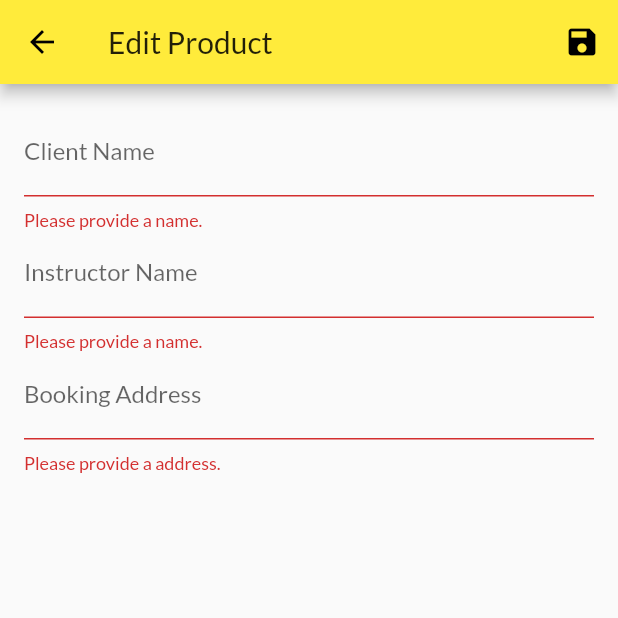
After one commit to FloydWatson/bookingapp, a Flutter app: the EditBookingScreen screen opened by its route, after a tap on the "save" icon, on a phone screen of 412 x 824 dp, the top half of it. The commit adds this screen. Run offline on Flutter 3.47's test engine with Material 2 defaults, Android fonts, the phone set to English and light mode, and no system bars; our stand-ins replace shared_preferences; accounts and stored records are empty; network calls fail.

Commit message:
add and fetch bookings

```diff
--- /dev/null
+++ b/lib/models/booking.dart
@@ -0,0 +1,21 @@
+import 'package:flutter/foundation.dart';
+
+class Booking {
+  final String id;
+  final String clientName;
+  final String instructorName;
+  final String bookingAddress;
+  final String clientId;
+  final String instructorId;
+  final DateTime dateTime;
+
+  Booking({
+    @required this.id,
+    @required this.clientName,
+    @required this.instructorName,
+    @required this.bookingAddress,
+    this.clientId,
+    this.instructorId,
+    this.dateTime,
+  });
+}
--- /dev/null
+++ b/lib/providers/bookings.dart
@@ -0,0 +1,101 @@
+import 'package:flutter/material.dart';
+import 'package:http/http.dart' as http;
+import 'dart:convert';
+
+import '../models/booking.dart';
+
+class Bookings with ChangeNotifier {
+  // list of bookings
+  List<Booking> _bookings = [];
+
+  // logged in users details
+  final String authToken;
+  final String userId;
+
+  Bookings(
+    this.authToken,
+    this.userId,
+    this._bookings,
+  );
+
+  // return all bookings
+  List<Booking> get bookings {
+    return [..._bookings];
+  }
+
+  // get booking by id
+  Booking findBookingById(String bookingId) {
+    return _bookings.firstWhere((booking) => booking.id == bookingId);
+  }
+
+  Future<void> fetchAndSetBookings([bool filterByUser = false]) async {
+    final filterString = filterByUser ? 'orderBy="instructorId"&equalTo="$userId"' : '';
+    final url = 'https://bookingapp-bc77c.firebaseio.com/products.json?auth=$authToken&$filterString';
+
+    try {
+      final response = await http.get(url);
+      final extractedData = json.decode(response.body) as Map<String, dynamic>;
+      // return if no bookings exist. this is to stop nulls having for each called
+      if (extractedData == null) {
+        return;
+      }
+
+      final List<Booking> loadedBookings = [];
+      extractedData.forEach((bookingId, bookingData) {
+        loadedBookings.add(Booking(
+          id: bookingId,
+          clientName: bookingData['clientName'],
+          instructorName: bookingData['instructorName'],
+          bookingAddress: bookingData['bookingAddress'],
+          clientId: bookingData['clientId'],
+          instructorId: bookingData['instructorId'],
+          dateTime: DateTime.parse(bookingData['dateTime'])
+
+        ));
+      });
+
+      _bookings = loadedBookings;
+      notifyListeners();
+
+    } catch (error) {
+      throw (error);
+    }
+  }
+
+  Future<void> addBooking(Booking booking) async {
+    final url =
+        'https://bookingapp-bc77c.firebaseio.com/bookings.json?auth=$authToken'; // ?auth=$authToken // add when auth req
+    final testTimeStamp = DateTime.now().add(Duration(days: 7));
+
+    try {
+      final response = await http.post(
+        url,
+        body: json.encode(
+          {
+            'clientName': booking.clientName,
+            'instructorName': booking.instructorName,
+            'bookingAddress': booking.bookingAddress,
+            'clientId': 'testBookingClientId',
+            'instructorId': userId,
+            'dateTime': testTimeStamp.toIso8601String()
+          },
+        ),
+      );
+
+      final newBooking = Booking(
+          id: json.decode(response.body)['name'],
+          clientName: booking.clientName,
+          instructorName: booking.instructorName,
+          bookingAddress: booking.bookingAddress,
+          clientId: 'testBookingClientId',
+          instructorId: userId,
+          dateTime: testTimeStamp);
+
+      _bookings.add(newBooking);
+      notifyListeners();
+    } catch (error) {
+      print(error);
+      throw error;
+    }
+  }
+}
--- /dev/null
+++ b/lib/screens/edit_booking_screen.dart
@@ -0,0 +1,210 @@
+import 'package:flutter/material.dart';
+import 'package:provider/provider.dart';
+
+import '../models/booking.dart';
+
+import '../providers/bookings.dart';
+
+class EditBookingScreen extends StatefulWidget {
+  static const routeName = '/edit-booking';
+
+  @override
+  _EditBookingScreenState createState() => _EditBookingScreenState();
+}
+
+class _EditBookingScreenState extends State<EditBookingScreen> {
+  final _instructorNameFocusNode = FocusNode();
+  final _bookingAddressFocusNode = FocusNode();
+  final _form = GlobalKey<FormState>();
+
+  var _editedBooking = Booking(
+    id: null,
+    clientName: '',
+    instructorName: '',
+    bookingAddress: '',
+    clientId: '',
+    instructorId: '',
+    dateTime: null,
+  );
+
+  var _initValues = {
+    'clientName': '',
+    'instructorName': '',
+    'bookingAddress': '',
+  };
+
+  var _isInit = true;
+  var _isLoading = false;
+
+  @override
+  void initState() {
+    // add focus node
+    super.initState();
+  }
+
+  @override
+  void didChangeDependencies() {
+    if (_isInit) {
+      final bookingId = ModalRoute.of(context).settings.arguments as String;
+      if (bookingId != null) {
+        _editedBooking = Provider.of<Bookings>(context, listen: false)
+            .findBookingById(bookingId);
+        _initValues = {
+          'clientName': _editedBooking.clientName,
+          'instructorName': _editedBooking.instructorName,
+          'bookingAddress': _editedBooking.bookingAddress,
+        };
+      }
+    }
+    _isInit = false;
+    super.didChangeDependencies();
+  }
+
+  Future<void> _saveForm() async {
+    final isValid = _form.currentState.validate();
+    if (!isValid) {
+      return;
+    }
+    _form.currentState.save();
+    setState(() {
+      _isLoading = true;
+    });
+    if (_editedBooking.id != null) {
+      // add update method
+      // await Provider.of<Bookings>(context, listen: false)
+      //     .updateBooking(_editedBooking.id, _editedBooking);
+    } else {
+      try {
+        await Provider.of<Bookings>(context, listen: false)
+            .addBooking(_editedBooking);
+      } catch (error) {
+        await showDialog(
+          context: context,
+          builder: (ctx) => AlertDialog(
+            title: Text('An error occurred!'),
+            content: Text('Something went wrong.'),
+            actions: <Widget>[
+              FlatButton(
+                child: Text('Okay'),
+                onPressed: () {
+                  Navigator.of(ctx).pop();
+                },
+              )
+            ],
+          ),
+        );
+      }
+    }
+    // set state pop can be moved from finally as above will only pass after everyting required has been awaited
+    setState(() {
+      _isLoading = false;
+    });
+    Navigator.of(context).pop();
+  }
+
+  @override
+  Widget build(BuildContext context) {
+    return Scaffold(
+      appBar: AppBar(
+        title: Text('Edit Product'),
+        actions: <Widget>[
+          IconButton(
+            icon: Icon(Icons.save),
+            onPressed: _saveForm,
+          ),
+        ],
+      ),
+      body: _isLoading
+          ? Center(
+              child: CircularProgressIndicator(),
+            )
+          : Padding(
+              padding: const EdgeInsets.all(16.0),
+              child: Form(
+                key: _form,
+                child: ListView(
+                  children: <Widget>[
+                    TextFormField(
+                      initialValue: _initValues['clientName'],
+                      decoration: InputDecoration(labelText: 'Client Name'),
+                      textInputAction: TextInputAction.next,
+                      onFieldSubmitted: (_) {
+                        FocusScope.of(context)
+                            .requestFocus(_instructorNameFocusNode);
+                      },
+                      validator: (value) {
+                        if (value.isEmpty) {
+                          return 'Please provide a name.';
+                        }
+                        return null;
+                      },
+                      onSaved: (value) {
+                        _editedBooking = Booking(
+                          id: _editedBooking.id,
+                          clientName: value,
+                          instructorName: _editedBooking.instructorName,
+                          bookingAddress: _editedBooking.bookingAddress,
+                          clientId: _editedBooking.clientId,
+                          instructorId: _editedBooking.instructorId,
+                          dateTime: _editedBooking.dateTime,
+                        );
+                      },
+                    ),
+                    TextFormField(
+                      initialValue: _initValues['instructorName'],
+                      decoration: InputDecoration(labelText: 'Instructor Name'),
+                      textInputAction: TextInputAction.next,
+                      onFieldSubmitted: (_) {
+                        FocusScope.of(context)
+                            .requestFocus(_bookingAddressFocusNode);
+                      },
+                      validator: (value) {
+                        if (value.isEmpty) {
+                          return 'Please provide a name.';
+                        }
+                        return null;
+                      },
+                      onSaved: (value) {
+                        _editedBooking = Booking(
+                          id: _editedBooking.id,
+                          clientName: _editedBooking.clientName,
+                          instructorName: value,
+                          bookingAddress: _editedBooking.bookingAddress,
+                          clientId: _editedBooking.clientId,
+                          instructorId: _editedBooking.instructorId,
+                          dateTime: _editedBooking.dateTime,
+                        );
+                      },
+                    ),
+                    TextFormField(
+                      initialValue: _initValues['bookingAddress'],
+                      decoration: InputDecoration(labelText: 'Booking Address'),
+                      textInputAction: TextInputAction.done,
+                      onFieldSubmitted: (_) {
+                        _saveForm();
+                      },
+                      validator: (value) {
+                        if (value.isEmpty) {
+                          return 'Please provide a address.';
+                        }
+                        return null;
+                      },
+                      onSaved: (value) {
+                        _editedBooking = Booking(
+                          id: _editedBooking.id,
+                          clientName: _editedBooking.clientName,
+                          instructorName: _editedBooking.instructorName,
+                          bookingAddress: value,
+                          clientId: _editedBooking.clientId,
+                          instructorId: _editedBooking.instructorId,
+                          dateTime: _editedBooking.dateTime,
+                        );
+                      },
+                    ),
+                  ],
+                ),
+              ),
+            ),
+    );
+  }
+}
```
Also changed, not shown: lib/main.dart (+23 -1 lines), lib/screens/booking_overview_screen.dart (added, +35 -0 lines), lib/screens/user_bookings_screen.dart (added, +61 -0 lines), lib/widgets/app_drawer.dart (+10 -0 lines).
